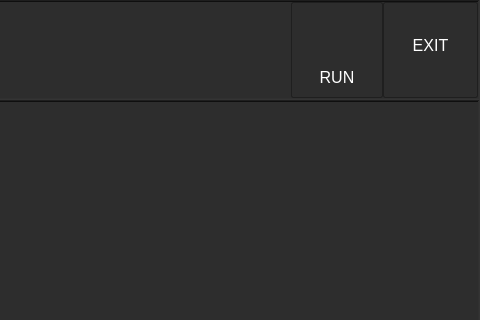
This is mainwindow.ui in shokace/GT9000 as Qt 5 draws it before an edit; both pictures show x 742 to 1222 and y 0 to 320 of the 1222 by 800 pixel window. The edited form follows.
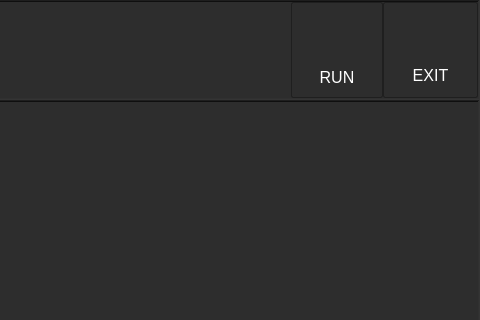
This is the edited form.

Commit message: custom buttons

```diff
--- a/mainwindow.ui
+++ b/mainwindow.ui
@@ -54,7 +54,7 @@
     min-width: 90px;
 	text-align: bottom;
 	font-size: 16px;
-	padding: 0px 0px 10px 0px;
+	padding-top: 50px;
 
 }
 QToolButton:pressed {
```
The commit also changes 4 other files.
